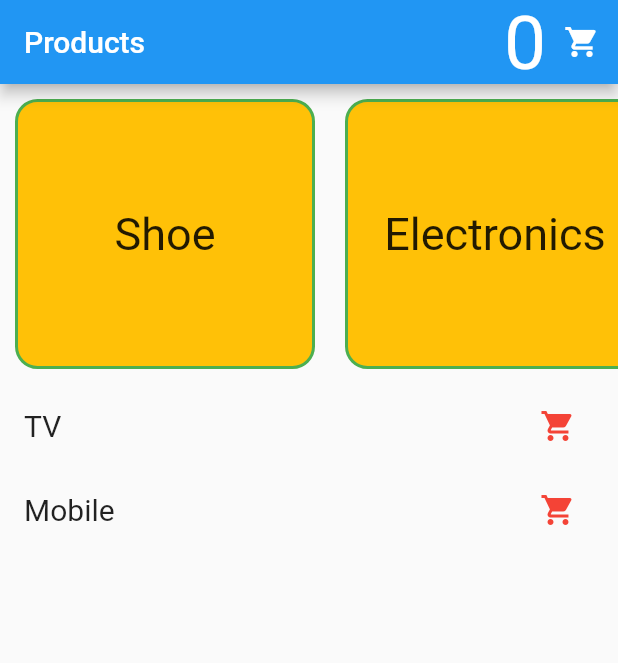
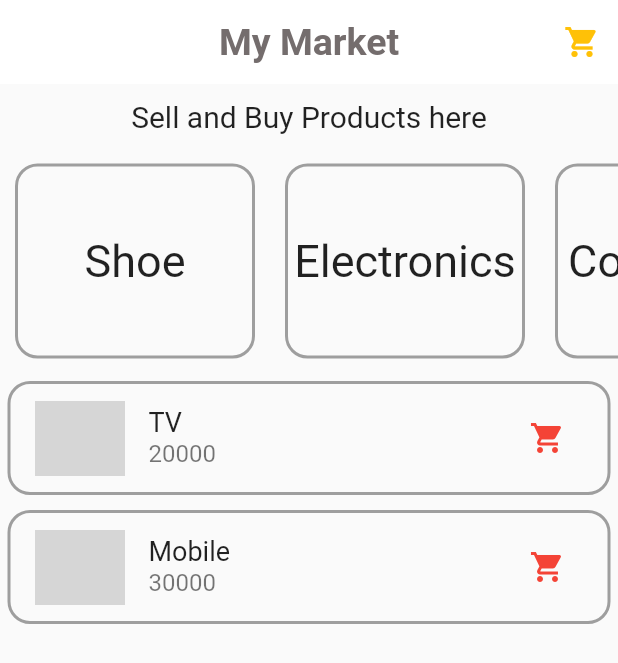
Before and after one commit to robel-milashu/e-commerce-practice, a Flutter app: the screen it shows after launch, on a phone screen of 412 x 824 dp. Shown: the top 663 px of the screen. Run offline on Flutter 3.47's test engine with Material 2 defaults, Android fonts, the phone set to English and light mode, and no system bars; grey boxes are pictures that could not be loaded.

Commit message:
categories list layout update

```diff
--- a/lib/screens/carts_screen.dart
+++ b/lib/screens/carts_screen.dart
@@ -13,7 +13,15 @@ class CartScreen extends StatelessWidget {
     return Scaffold(
       appBar: AppBar(
         title: Text(
-            "Cart  ${Provider.of<ProductState>(context).selectedCategoryIndex}"),
+          "Cart  ${Provider.of<ProductState>(context).selectedCategoryIndex}",
+          style: const TextStyle(
+              color: Color.fromARGB(255, 116, 109, 109),
+              fontSize: 25,
+              fontWeight: FontWeight.bold),
+        ),
+        backgroundColor: Colors.white,
+        elevation: 0,
+        centerTitle: true,
       ),
       body: SizedBox(
           height: size.height * 0.5,
--- a/lib/screens/products_screen.dart
+++ b/lib/screens/products_screen.dart
@@ -19,14 +19,26 @@ class ProductsListScreen extends StatelessWidget {
 
     return Scaffold(
       appBar: AppBar(
-        title: const Text("Products"),
+        title: const Text(
+          "My Market",
+          style: TextStyle(
+              color: Color.fromARGB(255, 116, 109, 109),
+              fontSize: 25,
+              fontWeight: FontWeight.bold),
+        ),
+        backgroundColor: Colors.white,
+        elevation: 0,
+        centerTitle: true,
         actions: [
           Text(
             productState.selectedProducts.length.toString(),
             style: const TextStyle(fontSize: 50),
           ),
           IconButton(
-            icon: const Icon(Icons.shopping_cart),
+            icon: const Icon(
+              Icons.shopping_cart,
+              color: Colors.amber,
+            ),
             onPressed: () {
               // Navigator.push(context,
               //     MaterialPageRoute(builder: (context) => CartScreen()));
@@ -37,8 +49,19 @@ class ProductsListScreen extends StatelessWidget {
       ),
       body: ListView(
         children: [
+          const SizedBox(
+            height: 10,
+          ),
+          const Text(
+            "Sell and Buy Products here",
+            textAlign: TextAlign.center,
+            style: TextStyle(fontSize: 20),
+          ),
+          const SizedBox(
+            height: 10,
+          ),
           SizedBox(
-            height: 200,
+            height: 150,
             child: ListView.builder(
                 scrollDirection: Axis.horizontal,
                 itemCount: Provider.of<ProductState>(context).categories.length,
@@ -52,23 +75,7 @@ class ProductsListScreen extends StatelessWidget {
                       },
                       child: CategoryContainer(
                         title: cat['title'],
-                      )
-                      // child: Container(
-                      //   width: 200,
-                      //   height: 200,
-                      //   margin: const EdgeInsets.all(10),
-                      //   decoration: BoxDecoration(
-                      //       color: Colors.amber,
-                      //       border: Border.all(width: 2, color: Colors.green),
-                      //       borderRadius: BorderRadius.circular(15)),
-                      //   child: Center(
-                      //     child: Text(
-                      //       cat['title'],
-                      //       style: const TextStyle(fontSize: 30),
-                      //     ),
-                      //   ),
-                      // ),
-                      );
+                      ));
                 }),
           ),
           SizedBox(
@@ -81,27 +88,47 @@ class ProductsListScreen extends StatelessWidget {
                   var product = productState
                           .categories[productState.selectedCategoryIndex]
                       ['products'][index];
-                  return ListTile(
+                  return Container(
+                    margin:
+                        const EdgeInsets.symmetric(vertical: 5, horizontal: 5),
+                    decoration: BoxDecoration(
+                        border: Border.all(width: 2, color: Colors.grey),
+                        borderRadius: BorderRadius.circular(15)),
+                    child: ListTile(
+                        leading: SizedBox(
+                          child: Image.asset(
+                            width: 60,
+                            height: 50,
+                            "assets/men-shoes.jpg",
+                            fit: BoxFit.contain,
+                          ),
+                        ),
                         title: Text(
                           product['brand'],
-                        style: const TextStyle(fontSize: 20),
+                          style: const TextStyle(fontSize: 18),
+                        ),
+                        subtitle: Text(
+                          product['price'].toString(),
+                          style: const TextStyle(fontSize: 16),
                         ),
                         trailing: IconButton(
                           onPressed:
-                            productState.selectedProducts.indexOf(product) == -1
+                              productState.selectedProducts.indexOf(product) ==
+                                      -1
                                   ? () {
                                       productStateUpdate.addToCart(product);
                                     }
                                   : () {},
                           icon: Icon(
                             Icons.shopping_cart,
-                          color:
-                              productState.selectedProducts.indexOf(product) ==
+                            color: productState.selectedProducts
+                                        .indexOf(product) ==
                                     -1
                                 ? Colors.red
                                 : Colors.grey,
                           ),
-                      ));
+                        )),
+                  );
                 }),
           )
         ],
--- a/lib/screens/reusable/category_container.dart
+++ b/lib/screens/reusable/category_container.dart
@@ -6,12 +6,11 @@ class CategoryContainer extends StatelessWidget {
   @override
   Widget build(BuildContext context) {
     return Container(
-      width: 200,
-      height: 200,
+      width: 160,
+      height: 150,
       margin: const EdgeInsets.all(10),
       decoration: BoxDecoration(
-          color: Colors.amber,
-          border: Border.all(width: 2, color: Colors.green),
+          border: Border.all(width: 2, color: Colors.grey),
           borderRadius: BorderRadius.circular(15)),
       child: Center(
         child: Text(
--- /dev/null
+++ b/lib/screens/reusable/product_view.dart
@@ -0,0 +1,8 @@
+class ProductViewScreen extends StatelessWidget {
+  const ProductViewScreen({super.key});
+
+  @override
+  Widget build(BuildContext context) {
+    return Container();
+  }
+}
--- a/lib/state/product_provider.dart
+++ b/lib/state/product_provider.dart
@@ -12,6 +12,14 @@ class ProductState extends ChangeNotifier {
     },
     {
       "title": "Electronics",
+      "products": [
+        {"brand": "TV", "price": 20000},
+        {"brand": "Mobile", "price": 30000},
+        // {"brand": "PC", "price": 40000},
+      ]
+    },
+    {
+      "title": "Cosmetics",
       "products": [
         {"brand": "TV", "price": 20000},
         {"brand": "Mobile", "price": 30000},
--- a/pubspec.yaml
+++ b/pubspec.yaml
@@ -61,8 +61,8 @@ flutter:
   uses-material-design: true
 
   # To add assets to your application, add an assets section, like this:
-  # assets:
-  #   - images/a_dot_burr.jpeg
+  assets:
+    - assets/
   #   - images/a_dot_ham.jpeg
 
   # An image asset can refer to one or more resolution-specific "variants", see
```
Also changed, not shown: 1 other file. Lines whose indentation alone changed are shown as unchanged.
